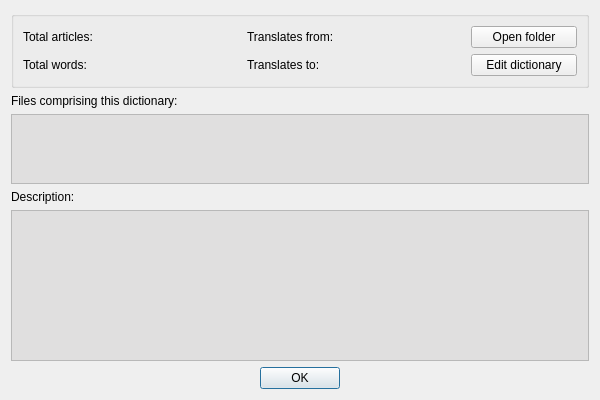
First picture: the form in dictinfo.ui, repository goldendict/goldendict, before the edit.
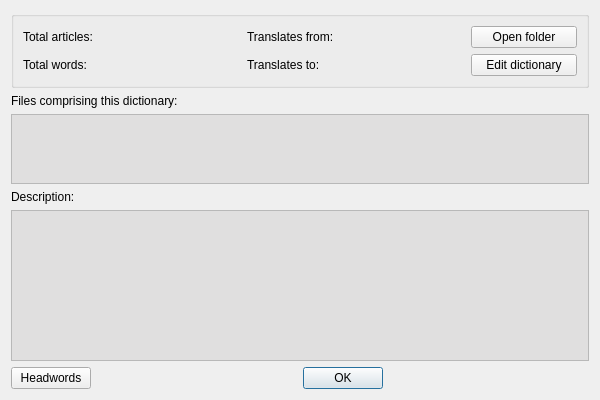
Second picture: the form after the edit.

Commit message: Show all headwords for selected dictionary

Patch:
```diff
--- a/dictinfo.ui
+++ b/dictinfo.ui
@@ -256,14 +256,57 @@
     </widget>
    </item>
    <item>
-    <widget class="QDialogButtonBox" name="buttonBox">
-     <property name="standardButtons">
-      <set>QDialogButtonBox::Ok</set>
-     </property>
-     <property name="centerButtons">
-      <bool>true</bool>
-     </property>
-    </widget>
+    <layout class="QHBoxLayout" name="buttonsLayout">
+     <item>
+      <widget class="QPushButton" name="headwordsButton">
+       <property name="toolTip">
+        <string>Show all unique dictionary headwords</string>
+       </property>
+       <property name="text">
+        <string>Headwords</string>
+       </property>
+       <property name="autoDefault">
+        <bool>false</bool>
+       </property>
+      </widget>
+     </item>
+     <item>
+      <spacer name="horizontalSpacer">
+       <property name="orientation">
+        <enum>Qt::Horizontal</enum>
+       </property>
+       <property name="sizeHint" stdset="0">
+        <size>
+         <width>40</width>
+         <height>20</height>
+        </size>
+       </property>
+      </spacer>
+     </item>
+     <item>
+      <widget class="QPushButton" name="OKButton">
+       <property name="text">
+        <string notr="true">OK</string>
+       </property>
+       <property name="default">
+        <bool>true</bool>
+       </property>
+      </widget>
+     </item>
+     <item>
+      <spacer name="horizontalSpacer_2">
+       <property name="orientation">
+        <enum>Qt::Horizontal</enum>
+       </property>
+       <property name="sizeHint" stdset="0">
+        <size>
+         <width>40</width>
+         <height>20</height>
+        </size>
+       </property>
+      </spacer>
+     </item>
+    </layout>
    </item>
   </layout>
  </widget>
```
Left out of the diff: 35 changed lines with no effect on the pictures. The commit also changes 12 other files.
